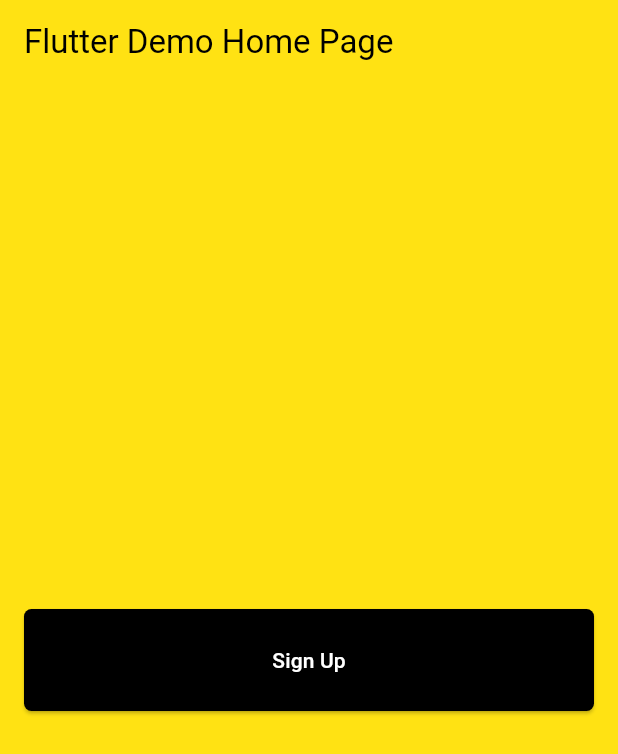
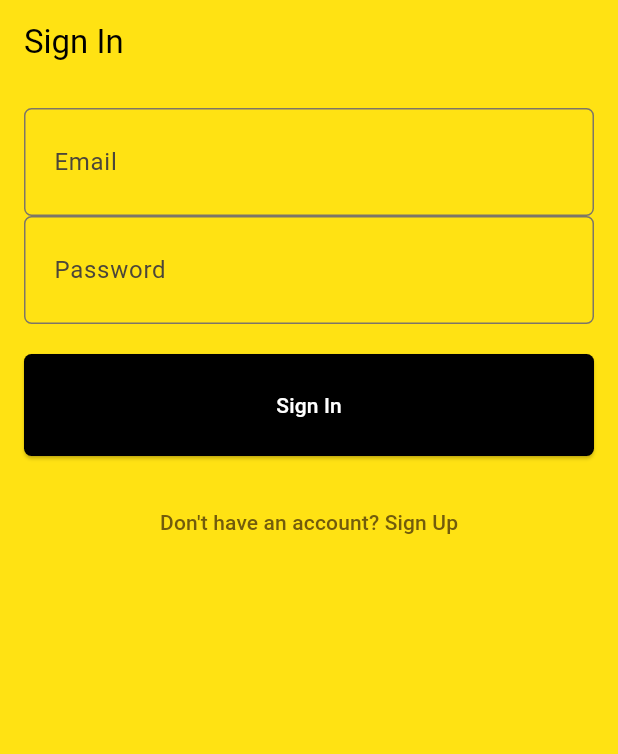
Before and after one commit to azzyloth/school_bus, a Flutter app: the screen it shows after launch, on a phone screen of 412 x 824 dp. Shown: the top 754 px of the screen. Run offline on Flutter 3.47's test engine with Material 3 defaults, Android fonts, the phone set to English and light mode, and no system bars; our stand-ins replace firebase_auth, firebase_core, flutter_riverpod; missing offline and left inert: google_sign_in_dartio; accounts and stored records are empty.

Commit message:
Added Riverpod. Added Signin Screen and Authentication provider

```diff
--- a/lib/main.dart
+++ b/lib/main.dart
@@ -4,8 +4,10 @@ import 'package:firebase_auth/firebase_auth.dart';
 import 'package:firebase_core/firebase_core.dart';
 import 'package:flutter/foundation.dart';
 import 'package:flutter/material.dart';
+import 'package:flutter_riverpod/flutter_riverpod.dart';
 import 'package:google_sign_in_dartio/google_sign_in_dartio.dart';
 import 'package:school_bus/firebase_options.dart';
+import 'package:school_bus/screens/auth_gate.dart';
 import 'package:school_bus/screens/signup.dart';
 
 bool shouldUseFirebaseEmulator = false;
@@ -30,10 +32,11 @@ Future<void> main() async {
 
   if (!kIsWeb && Platform.isWindows) {
     await GoogleSignInDart.register(
-      clientId: '968115587616-e4o89qm9rm3jpotbkderigdt4hprjnql.apps.googleusercontent.com',
+      clientId:
+          '968115587616-e4o89qm9rm3jpotbkderigdt4hprjnql.apps.googleusercontent.com',
     );
   }
-  runApp(const MyApp());
+  runApp(const ProviderScope(child: MyApp()));
 }
 
 class MyApp extends StatelessWidget {
@@ -55,7 +58,8 @@ class MyApp extends StatelessWidget {
           style: ButtonStyle(
             foregroundColor: WidgetStatePropertyAll(Colors.white),
             backgroundColor: WidgetStatePropertyAll(Colors.black),
-            padding: WidgetStatePropertyAll(EdgeInsets.symmetric(vertical: 24, horizontal: 16)),
+            padding: WidgetStatePropertyAll(
+                EdgeInsets.symmetric(vertical: 24, horizontal: 16)),
             minimumSize: WidgetStatePropertyAll(Size.fromHeight(48)),
             shape: WidgetStatePropertyAll(
               RoundedRectangleBorder(
@@ -73,45 +77,10 @@ class MyApp extends StatelessWidget {
         colorScheme: ColorScheme.fromSeed(seedColor: Color(0xffFACA01)),
         useMaterial3: true,
       ),
-      home: const MyHomePage(title: 'Flutter Demo Home Page'),
+      home: AuthGate(),
       routes: {
         '/signup': (context) => SignUpScreen(),
       },
     );
   }
 }
-
-class MyHomePage extends StatefulWidget {
-  const MyHomePage({super.key, required this.title});
-
-  final String title;
-
-  @override
-  State<MyHomePage> createState() => _MyHomePageState();
-}
-
-class _MyHomePageState extends State<MyHomePage> {
-  @override
-  Widget build(BuildContext context) {
-    return Scaffold(
-      appBar: AppBar(
-        // backgroundColor: Theme.of(context).colorScheme.inversePrimary,
-        title: Text(widget.title),
-      ),
-      body: Center(
-        child: Padding(
-          padding: const EdgeInsets.all(16),
-          child: ElevatedButton(
-            onPressed: () {
-              Navigator.push(
-                context,
-                MaterialPageRoute(builder: (context) => SignUpScreen()),
-              );
-            },
-            child: const Text('Sign Up'),
-          ),
-        ),
-      ),
-    );
-  }
-}
--- /dev/null
+++ b/lib/providers/authentication_providers.dart
@@ -0,0 +1,18 @@
+import 'package:firebase_auth/firebase_auth.dart';
+import 'package:flutter_riverpod/flutter_riverpod.dart';
+
+import '../services/auth_service.dart';
+
+final authenticationProvider = Provider<Authentication>((ref) {
+  return Authentication();
+});
+
+final authStateProvider = StreamProvider<User?>((ref) {
+  return ref.read(authenticationProvider).authStateChange;
+});
+
+final userProvider = StateProvider<User?>((ref) {
+  return FirebaseAuth.instance.currentUser;
+});
+
+final isAuthorizedProvider = StateProvider((ref) => false);
--- /dev/null
+++ b/lib/screens/auth_gate.dart
@@ -0,0 +1,50 @@
+import 'package:firebase_auth/firebase_auth.dart';
+import 'package:flutter/material.dart';
+import 'package:flutter_riverpod/flutter_riverpod.dart';
+import 'package:school_bus/screens/home.dart';
+import 'package:school_bus/screens/signin.dart';
+import '../providers/authentication_providers.dart';
+
+class AuthGate extends ConsumerStatefulWidget {
+  const AuthGate({super.key});
+  @override
+  ConsumerState<AuthGate> createState() => AuthGateState();
+}
+
+class AuthGateState extends ConsumerState<AuthGate> {
+  FirebaseAuth auth = FirebaseAuth.instance;
+
+  @override
+  void initState() {
+    super.initState();
+  }
+
+  buttonBuilder(String text, {VoidCallback? onPressed}) {
+    return ElevatedButton(
+      onPressed: onPressed,
+      child: Text(text),
+    );
+  }
+
+  @override
+  Widget build(BuildContext context) {
+    final authState = ref.watch(authStateProvider);
+    return authState.when(
+      data: (data) {
+        if (data != null) {
+          return const HomeScreen();
+        }
+        return const SignInScreen();
+      },
+      loading: () => const CircularProgressIndicator(),
+      error: (e, trace) {
+        return const SignInScreen();
+      },
+    );
+  }
+
+  @override
+  void dispose() {
+    super.dispose();
+  }
+}
--- /dev/null
+++ b/lib/screens/signin.dart
@@ -0,0 +1,114 @@
+import 'package:flutter/material.dart';
+import 'package:firebase_auth/firebase_auth.dart';
+
+class SignInScreen extends StatefulWidget {
+  const SignInScreen({super.key});
+
+  @override
+  State<SignInScreen> createState() => _SignInScreenState();
+}
+
+class _SignInScreenState extends State<SignInScreen> {
+  final _formKey = GlobalKey<FormState>();
+  final _emailController = TextEditingController();
+  final _passwordController = TextEditingController();
+  bool _isLoading = false;
+  String? _errorMessage;
+
+  Future<void> signInWithEmailAndPassword() async {
+    setState(() {
+      _isLoading = true;
+      _errorMessage = null;
+    });
+
+    try {
+      await FirebaseAuth.instance.signInWithEmailAndPassword(
+        email: _emailController.text,
+        password: _passwordController.text,
+      );
+      // Handle successful sign-in (e.g., navigate to home screen)
+      setState(() {
+        _isLoading = false;
+      });
+    } on FirebaseAuthException catch (e) {
+      setState(() {
+        _isLoading = false;
+        _errorMessage = e.message;
+      });
+    }
+  }
+
+  @override
+  Widget build(BuildContext context) {
+    return Scaffold(
+      appBar: AppBar(
+        title: const Text('Sign In'),
+      ),
+      body: Padding(
+        padding: const EdgeInsets.all(16.0),
+        child: Form(
+          key: _formKey,
+          child: Column(
+            children: [
+              TextFormField(
+                controller: _emailController,
+                keyboardType: TextInputType.emailAddress,
+                decoration: InputDecoration(
+                  labelText: 'Email',
+                  errorText: _errorMessage,
+                ),
+                validator: (value) {
+                  if (value == null || value.isEmpty) {
+                    return 'Please enter your email';
+                  }
+                  if (!value.contains('@')) {
+                    return 'Please enter a valid email';
+                  }
+                  return null;
+                },
+              ),
+              TextFormField(
+                controller: _passwordController,
+                obscureText: true,
+                decoration: InputDecoration(
+                  labelText: 'Password',
+                  errorText: _errorMessage,
+                ),
+                validator: (value) {
+                  if (value == null || value.isEmpty) {
+                    return 'Please enter your password';
+                  }
+                  if (value.length < 6) {
+                    return 'Password must be at least 6 characters';
+                  }
+                  return null;
+                },
+              ),
+              const SizedBox(height: 20),
+              ElevatedButton(
+                onPressed: _isLoading
+                    ? null
+                    : () {
+                        if (_formKey.currentState!.validate()) {
+                          signInWithEmailAndPassword();
+                        }
+                      },
+                child: _isLoading
+                    ? const CircularProgressIndicator()
+                    : const Text('Sign In'),
+              ),
+              const SizedBox(height: 20),
+              TextButton(
+                onPressed: () {
+                  // Navigate to the sign-up screen
+                  Navigator.pushNamed(context, '/signup');
+                },
+                child: const Text('Don\'t have an account? Sign Up'),
+              ),
+            ],
+          ),
+        ),
+      ),
+    );
+  }
+}
--- a/lib/services/auth_service.dart
+++ b/lib/services/auth_service.dart
@@ -1,4 +1,8 @@
 import 'package:firebase_auth/firebase_auth.dart';
+
+class Authentication {
+  final FirebaseAuth _auth = FirebaseAuth.instance;
+  Stream<User?> get authStateChange => _auth.authStateChanges();
 
   Future<void> signUpWithEmailAndPassword(String email, String password) async {
     try {
@@ -25,3 +29,4 @@ Future<void> signInWithEmailAndPassword(String email, String password) async {
       // Handle exceptions, e.g., wrong password, user not found, etc.
     }
   }
+}
--- a/pubspec.yaml
+++ b/pubspec.yaml
@@ -38,6 +38,7 @@ dependencies:
   firebase_auth: ^5.3.4
   firebase_core: ^3.8.1
   google_sign_in_dartio: ^0.3.0
+  flutter_riverpod: ^2.6.1
 
 dev_dependencies:
   flutter_test:
```
Also changed, not shown: lib/screens/home.dart (added, +40 -0 lines), lib/screens/signup.dart (+8 -5 lines), pubspec.lock. Lines whose indentation alone changed are shown as unchanged.
